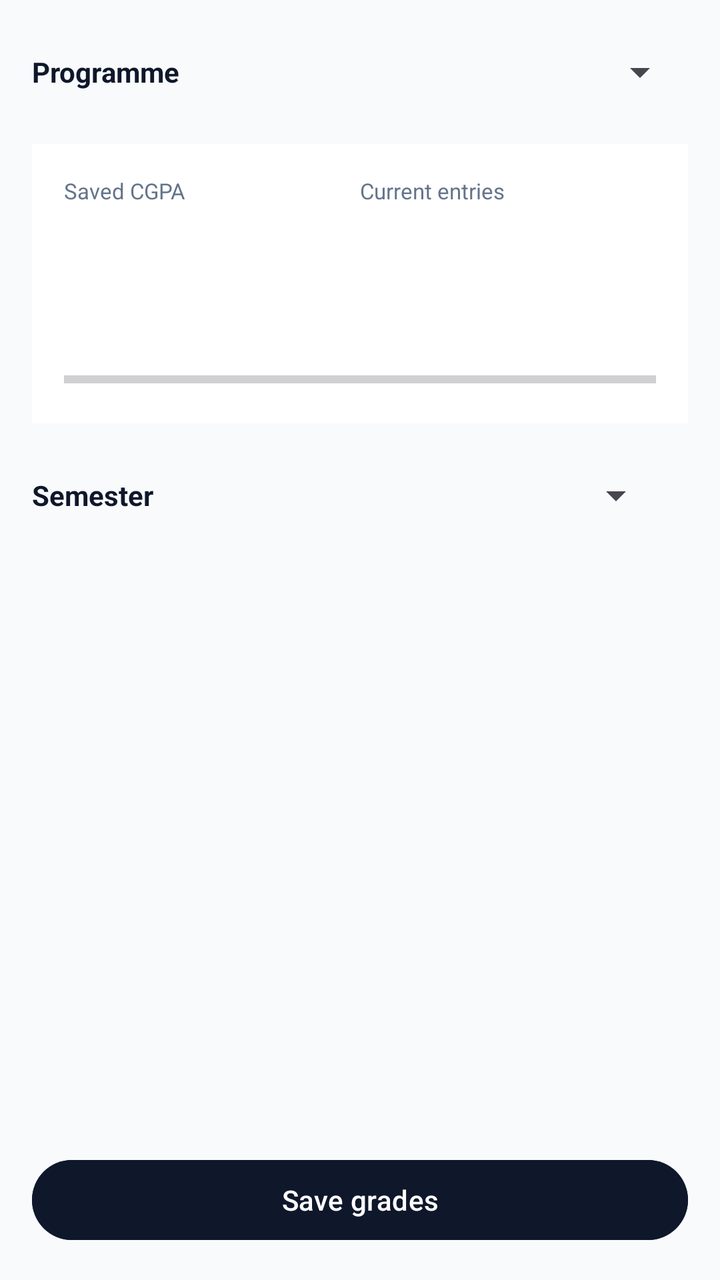
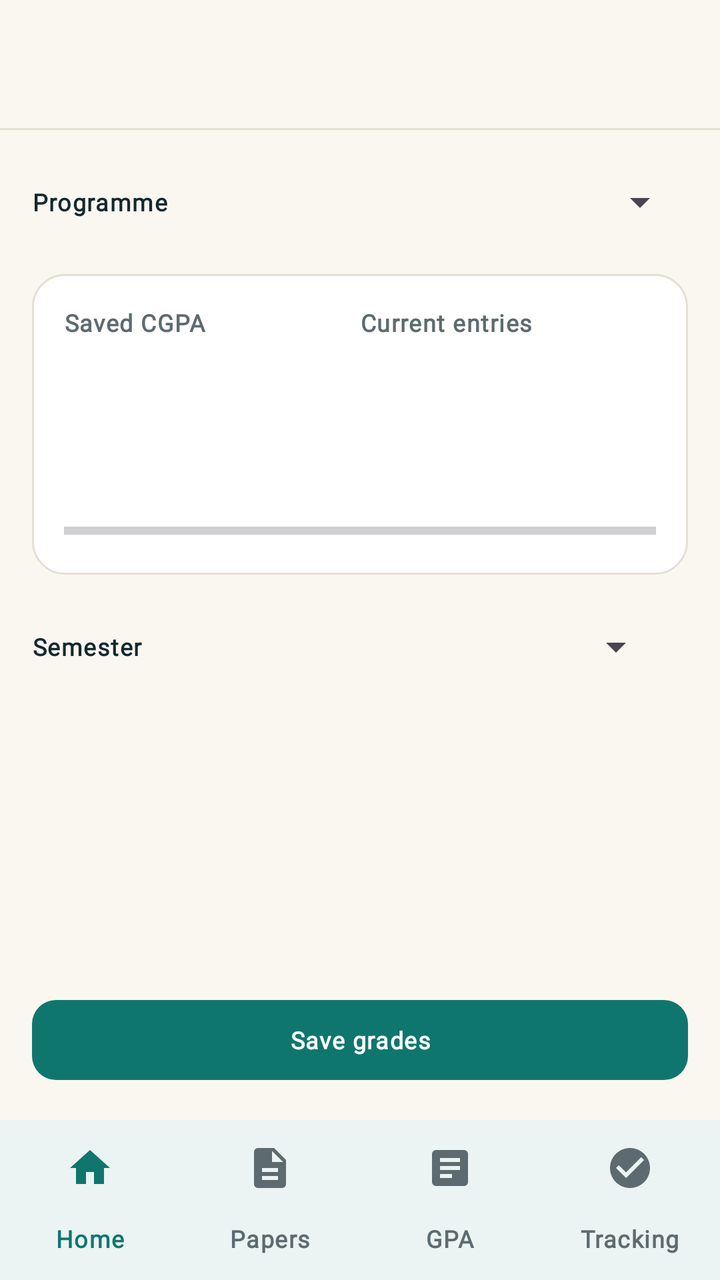

Two renders of the same Android screen: before a commit and after it. Below are the layout's source before the change and the commit's diff.
<!-- AndroidManifest.xml: application theme Theme.RUSLearn -->
<!-- res/layout/activity_gpa.xml -->
<?xml version="1.0" encoding="utf-8"?>
<androidx.constraintlayout.widget.ConstraintLayout xmlns:android="http://schemas.android.com/apk/res/android"
    xmlns:app="http://schemas.android.com/apk/res-auto"
    android:layout_width="match_parent"
    android:layout_height="match_parent"
    android:background="@color/colorBackground">

    <LinearLayout
        android:id="@+id/programRow"
        android:layout_width="0dp"
        android:layout_height="wrap_content"
        android:gravity="center_vertical"
        android:orientation="horizontal"
        android:paddingStart="16dp"
        android:paddingEnd="16dp"
        android:paddingTop="12dp"
        app:layout_constraintEnd_toEndOf="parent"
        app:layout_constraintStart_toStartOf="parent"
        app:layout_constraintTop_toTopOf="parent">

        <TextView
            android:layout_width="wrap_content"
            android:layout_height="wrap_content"
            android:text="@string/gpa_program"
            android:textColor="@color/colorText"
            android:textStyle="bold" />

        <Spinner
            android:id="@+id/spProgram"
            android:layout_width="0dp"
            android:layout_height="48dp"
            android:layout_marginStart="12dp"
            android:layout_weight="1" />
    </LinearLayout>

    <LinearLayout
        android:id="@+id/overallCard"
        android:layout_width="0dp"
        android:layout_height="wrap_content"
        android:layout_marginStart="16dp"
        android:layout_marginTop="12dp"
        android:layout_marginEnd="16dp"
        android:background="@color/colorSurface"
        android:orientation="vertical"
        android:padding="16dp"
        app:layout_constraintEnd_toEndOf="parent"
        app:layout_constraintStart_toStartOf="parent"
        app:layout_constraintTop_toBottomOf="@id/programRow">

        <LinearLayout
            android:layout_width="match_parent"
            android:layout_height="wrap_content"
            android:baselineAligned="false"
            android:orientation="horizontal">

            <LinearLayout
                android:layout_width="0dp"
                android:layout_height="wrap_content"
                android:layout_weight="1"
                android:orientation="vertical">

                <TextView
                    android:layout_width="wrap_content"
                    android:layout_height="wrap_content"
                    android:text="@string/gpa_saved_label"
                    android:textColor="@color/colorTextMuted"
                    android:textSize="11sp" />

                <TextView
                    android:id="@+id/tvSavedGpa"
                    android:layout_width="wrap_content"
                    android:layout_height="wrap_content"
                    android:textColor="@color/colorText"
                    android:textSize="26sp"
                    android:textStyle="bold" />

                <TextView
                    android:id="@+id/tvSavedBand"
                    android:layout_width="wrap_content"
                    android:layout_height="wrap_content"
                    android:textColor="@color/colorTextMuted"
                    android:textSize="12sp" />
            </LinearLayout>

            <LinearLayout
                android:layout_width="0dp"
                android:layout_height="wrap_content"
                android:layout_weight="1"
                android:orientation="vertical">

                <TextView
                    android:layout_width="wrap_content"
                    android:layout_height="wrap_content"
                    android:text="@string/gpa_current_label"
                    android:textColor="@color/colorTextMuted"
                    android:textSize="11sp" />

                <TextView
                    android:id="@+id/tvCurrentGpa"
                    android:layout_width="wrap_content"
                    android:layout_height="wrap_content"
                    android:textColor="@color/colorText"
                    android:textSize="26sp"
                    android:textStyle="bold" />

                <TextView
                    android:id="@+id/tvCurrentBand"
                    android:layout_width="wrap_content"
                    android:layout_height="wrap_content"
                    android:textColor="@color/colorTextMuted"
                    android:textSize="12sp" />
            </LinearLayout>
        </LinearLayout>

        <TextView
            android:id="@+id/tvCreditsProgress"
            android:layout_width="wrap_content"
            android:layout_height="wrap_content"
            android:layout_marginTop="12dp"
            android:textColor="@color/colorText"
            android:textSize="13sp" />

        <ProgressBar
            android:id="@+id/pbCredits"
            style="?android:attr/progressBarStyleHorizontal"
            android:layout_width="match_parent"
            android:layout_height="12dp"
            android:max="120"
            android:progressTint="@color/colorAccent"
            android:secondaryProgressTint="@color/colorBorder" />
    </LinearLayout>

    <LinearLayout
        android:id="@+id/semesterRow"
        android:layout_width="0dp"
        android:layout_height="48dp"
        android:layout_marginStart="16dp"
        android:layout_marginTop="12dp"
        android:layout_marginEnd="16dp"
        android:gravity="center_vertical"
        android:orientation="horizontal"
        app:layout_constraintEnd_toEndOf="parent"
        app:layout_constraintStart_toStartOf="parent"
        app:layout_constraintTop_toBottomOf="@id/overallCard">

        <TextView
            android:layout_width="wrap_content"
            android:layout_height="wrap_content"
            android:text="@string/gpa_semester"
            android:textColor="@color/colorText"
            android:textStyle="bold" />

        <Spinner
            android:id="@+id/spSemester"
            android:layout_width="0dp"
            android:layout_height="48dp"
            android:layout_marginStart="12dp"
            android:layout_weight="1" />

        <TextView
            android:id="@+id/tvSemesterGpa"
            android:layout_width="wrap_content"
            android:layout_height="wrap_content"
            android:layout_marginStart="12dp"
            android:textColor="@color/colorAccent"
            android:textSize="14sp"
            android:textStyle="bold" />
    </LinearLayout>

    <ListView
        android:id="@+id/lvSubjects"
        android:layout_width="0dp"
        android:layout_height="0dp"
        android:divider="#00000000"
        android:dividerHeight="0dp"
        app:layout_constraintBottom_toTopOf="@id/btnSaveGrades"
        app:layout_constraintEnd_toEndOf="parent"
        app:layout_constraintStart_toStartOf="parent"
        app:layout_constraintTop_toBottomOf="@id/semesterRow" />

    <Button
        android:id="@+id/btnSaveGrades"
        android:layout_width="0dp"
        android:layout_height="48dp"
        android:layout_margin="16dp"
        android:backgroundTint="@color/colorPrimary"
        android:text="@string/gpa_save"
        android:textColor="@android:color/white"
        app:layout_constraintBottom_toBottomOf="parent"
        app:layout_constraintEnd_toEndOf="parent"
        app:layout_constraintStart_toStartOf="parent" />

</androidx.constraintlayout.widget.ConstraintLayout>
<!-- resources referenced by this layout -->
<resources>
  <color name="colorAccent">#0D9488</color>
  <color name="colorBackground">#F8FAFC</color>
  <color name="colorBorder">#E2E8F0</color>
  <color name="colorPrimary">#0F172A</color>
  <color name="colorSurface">#FFFFFF</color>
  <color name="colorText">#0F172A</color>
  <color name="colorTextMuted">#64748B</color>
  <style name="Theme.RUSLearn" parent="Theme.Material3.DayNight.NoActionBar">
          <item name="colorPrimary">@color/colorPrimary</item>
          <item name="colorSecondary">@color/colorAccent</item>
          <item name="android:windowBackground">@color/colorBackground</item>
      </style>
  <!-- unchanged entries left out for length: 5 -->
</resources>

<!-- the commit's change to res/layout/activity_gpa.xml (unified diff, before → after) -->
@@ -1,9 +1,18 @@
 <?xml version="1.0" encoding="utf-8"?>
-<androidx.constraintlayout.widget.ConstraintLayout xmlns:android="http://schemas.android.com/apk/res/android"
+<LinearLayout xmlns:android="http://schemas.android.com/apk/res/android"
     xmlns:app="http://schemas.android.com/apk/res-auto"
     android:layout_width="match_parent"
     android:layout_height="match_parent"
-    android:background="@color/colorBackground">
+    android:background="@color/colorPaper"
+    android:orientation="vertical">
+
+    <androidx.constraintlayout.widget.ConstraintLayout
+        android:layout_width="match_parent"
+        android:layout_height="0dp"
+        android:layout_weight="1"
+        android:background="@color/colorPaper">
+
+    <include android:id="@+id/toolbarInclude" layout="@layout/view_toolbar" />
 
     <LinearLayout
         android:id="@+id/programRow"
@@ -16,14 +25,14 @@
         android:paddingTop="12dp"
         app:layout_constraintEnd_toEndOf="parent"
         app:layout_constraintStart_toStartOf="parent"
-        app:layout_constraintTop_toTopOf="parent">
+        app:layout_constraintTop_toBottomOf="@id/toolbarInclude">
 
         <TextView
             android:layout_width="wrap_content"
             android:layout_height="wrap_content"
             android:text="@string/gpa_program"
-            android:textColor="@color/colorText"
-            android:textStyle="bold" />
+            android:textAppearance="@style/TextAppearance.RUSLearn.Label"
+            android:textColor="@color/colorInk" />
 
         <Spinner
             android:id="@+id/spProgram"
@@ -40,7 +49,7 @@
         android:layout_marginStart="16dp"
         android:layout_marginTop="12dp"
         android:layout_marginEnd="16dp"
-        android:background="@color/colorSurface"
+        android:background="@drawable/bg_card"
         android:orientation="vertical"
         android:padding="16dp"
         app:layout_constraintEnd_toEndOf="parent"
@@ -63,23 +72,22 @@
                     android:layout_width="wrap_content"
                     android:layout_height="wrap_content"
                     android:text="@string/gpa_saved_label"
-                    android:textColor="@color/colorTextMuted"
-                    android:textSize="11sp" />
+                    android:textAppearance="@style/TextAppearance.RUSLearn.Label"
+                    android:textColor="@color/colorInkMuted" />
 
                 <TextView
                     android:id="@+id/tvSavedGpa"
                     android:layout_width="wrap_content"
                     android:layout_height="wrap_content"
-                    android:textColor="@color/colorText"
-                    android:textSize="26sp"
-                    android:textStyle="bold" />
+                    android:textAppearance="@style/TextAppearance.RUSLearn.Display"
+                    android:textColor="@color/colorInk" />
 
                 <TextView
                     android:id="@+id/tvSavedBand"
                     android:layout_width="wrap_content"
                     android:layout_height="wrap_content"
-                    android:textColor="@color/colorTextMuted"
-                    android:textSize="12sp" />
+                    android:textAppearance="@style/TextAppearance.RUSLearn.Code"
+                    android:textColor="@color/colorInkMuted" />
             </LinearLayout>
 
             <LinearLayout
@@ -92,23 +100,22 @@
                     android:layout_width="wrap_content"
                     android:layout_height="wrap_content"
                     android:text="@string/gpa_current_label"
-                    android:textColor="@color/colorTextMuted"
-                    android:textSize="11sp" />
+                    android:textAppearance="@style/TextAppearance.RUSLearn.Label"
+                    android:textColor="@color/colorInkMuted" />
 
                 <TextView
                     android:id="@+id/tvCurrentGpa"
                     android:layout_width="wrap_content"
                     android:layout_height="wrap_content"
-                    android:textColor="@color/colorText"
-                    android:textSize="26sp"
-                    android:textStyle="bold" />
+                    android:textAppearance="@style/TextAppearance.RUSLearn.Display"
+                    android:textColor="@color/colorInk" />
 
                 <TextView
                     android:id="@+id/tvCurrentBand"
                     android:layout_width="wrap_content"
                     android:layout_height="wrap_content"
-                    android:textColor="@color/colorTextMuted"
-                    android:textSize="12sp" />
+                    android:textAppearance="@style/TextAppearance.RUSLearn.Code"
+                    android:textColor="@color/colorInkMuted" />
             </LinearLayout>
         </LinearLayout>
 
@@ -117,8 +124,8 @@
             android:layout_width="wrap_content"
             android:layout_height="wrap_content"
             android:layout_marginTop="12dp"
-            android:textColor="@color/colorText"
-            android:textSize="13sp" />
+            android:textAppearance="@style/TextAppearance.RUSLearn.Code"
+            android:textColor="@color/colorInk" />
 
         <ProgressBar
             android:id="@+id/pbCredits"
@@ -126,8 +133,8 @@
             android:layout_width="match_parent"
             android:layout_height="12dp"
             android:max="120"
-            android:progressTint="@color/colorAccent"
-            android:secondaryProgressTint="@color/colorBorder" />
+            android:progressTint="@color/colorFaculty"
+            android:secondaryProgressTint="@color/colorHairline" />
     </LinearLayout>
 
     <LinearLayout
@@ -147,8 +154,8 @@
             android:layout_width="wrap_content"
             android:layout_height="wrap_content"
             android:text="@string/gpa_semester"
-            android:textColor="@color/colorText"
-            android:textStyle="bold" />
+            android:textAppearance="@style/TextAppearance.RUSLearn.Label"
+            android:textColor="@color/colorInk" />
 
         <Spinner
             android:id="@+id/spSemester"
@@ -162,8 +169,8 @@
             android:layout_width="wrap_content"
             android:layout_height="wrap_content"
             android:layout_marginStart="12dp"
-            android:textColor="@color/colorAccent"
-            android:textSize="14sp"
+            android:textAppearance="@style/TextAppearance.RUSLearn.Code"
+            android:textColor="@color/colorFaculty"
             android:textStyle="bold" />
     </LinearLayout>
 
@@ -171,8 +178,8 @@
         android:id="@+id/lvSubjects"
         android:layout_width="0dp"
         android:layout_height="0dp"
-        android:divider="#00000000"
-        android:dividerHeight="0dp"
+        android:divider="@color/colorHairline"
+        android:dividerHeight="1dp"
         app:layout_constraintBottom_toTopOf="@id/btnSaveGrades"
         app:layout_constraintEnd_toEndOf="parent"
         app:layout_constraintStart_toStartOf="parent"
@@ -183,11 +190,45 @@
         android:layout_width="0dp"
         android:layout_height="48dp"
         android:layout_margin="16dp"
-        android:backgroundTint="@color/colorPrimary"
         android:text="@string/gpa_save"
-        android:textColor="@android:color/white"
         app:layout_constraintBottom_toBottomOf="parent"
         app:layout_constraintEnd_toEndOf="parent"
         app:layout_constraintStart_toStartOf="parent" />
 
 </androidx.constraintlayout.widget.ConstraintLayout>
+
+    <include layout="@layout/view_bottom_nav" />
+</LinearLayout>
+<!-- res/layout/view_toolbar.xml (included above) -->
+<?xml version="1.0" encoding="utf-8"?>
+<LinearLayout xmlns:android="http://schemas.android.com/apk/res/android"
+    xmlns:app="http://schemas.android.com/apk/res-auto"
+    android:layout_width="match_parent"
+    android:layout_height="wrap_content"
+    android:orientation="vertical">
+
+    <com.google.android.material.appbar.MaterialToolbar
+        android:id="@+id/toolbar"
+        style="@style/Toolbar.RUSLearn"
+        android:layout_width="match_parent"
+        android:layout_height="?attr/actionBarSize"
+        app:titleTextAppearance="@style/TextAppearance.RUSLearn.Title" />
+
+    <View
+        android:layout_width="match_parent"
+        android:layout_height="1dp"
+        android:background="@color/colorHairline" />
+</LinearLayout>
+<!-- res/layout/view_bottom_nav.xml (included above) -->
+<?xml version="1.0" encoding="utf-8"?>
+<com.google.android.material.bottomnavigation.BottomNavigationView
+    xmlns:android="http://schemas.android.com/apk/res/android"
+    xmlns:app="http://schemas.android.com/apk/res-auto"
+    android:id="@+id/bottomNav"
+    android:layout_width="match_parent"
+    android:layout_height="wrap_content"
+    android:background="@color/colorCard"
+    app:menu="@menu/nav_main"
+    app:labelVisibilityMode="labeled"
+    app:itemIconTint="@color/color_nav_item"
+    app:itemTextColor="@color/color_nav_item" />
<!-- resource entries referenced after the edit -->
@@ -1,16 +1,114 @@
 <!-- resources referenced by this layout -->
 <resources>
-  <color name="colorAccent">#0D9488</color>
-  <color name="colorBackground">#F8FAFC</color>
-  <color name="colorBorder">#E2E8F0</color>
-  <color name="colorPrimary">#0F172A</color>
-  <color name="colorSurface">#FFFFFF</color>
-  <color name="colorText">#0F172A</color>
-  <color name="colorTextMuted">#64748B</color>
+  <color name="colorCard">#FFFFFF</color>
+  <color name="colorFaculty">#0F766E</color>
+  <color name="colorHairline">#E4DFD3</color>
+  <color name="colorInk">#14282E</color>
+  <color name="colorInkMuted">#5D6B70</color>
+  <color name="colorPaper">#FAF7F0</color>
+  <!-- drawable bg_card (drawable) -->
+  <?xml version="1.0" encoding="utf-8"?>
+  <shape xmlns:android="http://schemas.android.com/apk/res/android">
+      <solid android:color="@color/colorCard" />
+      <stroke android:width="1dp" android:color="@color/colorHairline" />
+      <corners android:radius="16dp" />
+  </shape>
+  <style name="TextAppearance.RUSLearn.Code" parent="TextAppearance.Material3.LabelSmall">
+          <item name="android:fontFamily">@font/plex_mono</item>
+          <item name="fontFamily">@font/plex_mono</item>
+          <item name="android:textSize">12sp</item>
+          <item name="android:textStyle">normal</item>
+          <item name="android:letterSpacing">0.03</item>
+      </style>
+  <style name="TextAppearance.RUSLearn.Display" parent="TextAppearance.Material3.DisplaySmall">
+          <item name="android:fontFamily">@font/plex_serif</item>
+          <item name="fontFamily">@font/plex_serif</item>
+          <item name="android:textSize">34sp</item>
+          <item name="android:textStyle">bold</item>
+          <item name="android:letterSpacing">-0.02</item>
+      </style>
+  <style name="TextAppearance.RUSLearn.Label" parent="TextAppearance.Material3.LabelMedium">
+          <item name="android:fontFamily">@font/plex_sans</item>
+          <item name="fontFamily">@font/plex_sans</item>
+          <item name="android:textSize">12sp</item>
+          <item name="android:textStyle">bold</item>
+      </style>
+  <style name="TextAppearance.RUSLearn.Title" parent="TextAppearance.Material3.TitleLarge">
+          <item name="android:fontFamily">@font/plex_serif</item>
+          <item name="fontFamily">@font/plex_serif</item>
+          <item name="android:textSize">22sp</item>
+          <item name="android:textStyle">bold</item>
+          <item name="android:letterSpacing">-0.01</item>
+      </style>
+  <style name="Toolbar.RUSLearn" parent="Widget.Material3.Toolbar">
+          <item name="android:background">@color/colorPaper</item>
+          <item name="titleTextAppearance">@style/TextAppearance.RUSLearn.Title</item>
+          <item name="subtitleTextAppearance">@style/TextAppearance.RUSLearn.Code</item>
+          <item name="titleTextColor">@color/colorInk</item>
+          <item name="navigationIconTint">@color/colorInk</item>
+      </style>
   <style name="Theme.RUSLearn" parent="Theme.Material3.DayNight.NoActionBar">
-          <item name="colorPrimary">@color/colorPrimary</item>
-          <item name="colorSecondary">@color/colorAccent</item>
-          <item name="android:windowBackground">@color/colorBackground</item>
+          
+          <item name="colorPrimary">@color/colorFaculty</item>
+          <item name="colorOnPrimary">@color/colorOnFaculty</item>
+          <item name="colorPrimaryContainer">@color/colorFacultyContainer</item>
+          <item name="colorOnPrimaryContainer">@color/colorFaculty</item>
+          <item name="colorSecondary">@color/colorFaculty</item>
+          <item name="colorOnSecondary">@color/colorOnFaculty</item>
+          <item name="colorSecondaryContainer">@color/colorFacultyContainer</item>
+          <item name="colorOnSecondaryContainer">@color/colorFaculty</item>
+          <item name="colorSurface">@color/colorCard</item>
+          <item name="colorOnSurface">@color/colorInk</item>
+          <item name="colorOnSurfaceVariant">@color/colorInkMuted</item>
+          <item name="android:colorBackground">@color/colorPaper</item>
+          <item name="colorError">@color/colorError</item>
+          <item name="colorOutline">@color/colorHairline</item>
+          <item name="colorOutlineVariant">@color/colorHairline</item>
+  
+          
+          <item name="android:windowBackground">@color/colorPaper</item>
+          <item name="android:statusBarColor">@color/colorPaper</item>
+          <item name="android:windowLightStatusBar">true</item>
+  
+          
+          <item name="android:textAppearance">@style/TextAppearance.RUSLearn.Body</item>
+          <item name="textAppearanceTitleLarge">@style/TextAppearance.RUSLearn.Title</item>
+          <item name="textAppearanceBodyMedium">@style/TextAppearance.RUSLearn.Body</item>
+          <item name="textAppearanceLabelMedium">@style/TextAppearance.RUSLearn.Label</item>
+  
+          
+          <item name="materialCardViewStyle">@style/Card.RUSLearn</item>
+          <item name="materialButtonStyle">@style/Button.RUSLearn.Filled</item>
+          <item name="chipStyle">@style/Chip.RUSLearn</item>
+      </style>
+  <color name="colorOnFaculty">#FFFFFF</color>
+  <color name="colorFacultyContainer">#CCE8E4</color>
+  <color name="colorError">#B91C1C</color>
+  <style name="TextAppearance.RUSLearn.Body" parent="TextAppearance.Material3.BodyMedium">
+          <item name="android:fontFamily">@font/plex_sans</item>
+          <item name="fontFamily">@font/plex_sans</item>
+          <item name="android:textSize">14sp</item>
+      </style>
+  <style name="Card.RUSLearn" parent="Widget.Material3.CardView.Elevated">
+          <item name="cardBackgroundColor">@color/colorCard</item>
+          <item name="strokeColor">@color/colorHairline</item>
+          <item name="strokeWidth">1dp</item>
+          <item name="cardCornerRadius">16dp</item>
+          <item name="cardElevation">0dp</item>
+          <item name="contentPadding">16dp</item>
+      </style>
+  <style name="Button.RUSLearn.Filled">
+          <item name="backgroundTint">@color/colorFaculty</item>
+          <item name="android:textColor">@color/colorOnFaculty</item>
+          <item name="iconTint">@color/colorOnFaculty</item>
+      </style>
+  <style name="Chip.RUSLearn" parent="Widget.Material3.Chip.Assist">
+          <item name="android:textAppearance">@style/TextAppearance.RUSLearn.Code</item>
+          <item name="chipBackgroundColor">@color/colorFacultyContainer</item>
+          <item name="chipStrokeColor">@color/colorHairline</item>
+          <item name="chipStrokeWidth">1dp</item>
+          <item name="android:textColor">@color/colorFaculty</item>
+          <item name="closeIconTint">@color/colorFaculty</item>
       </style>
   <!-- unchanged entries left out for length: 5 -->
 </resources>
